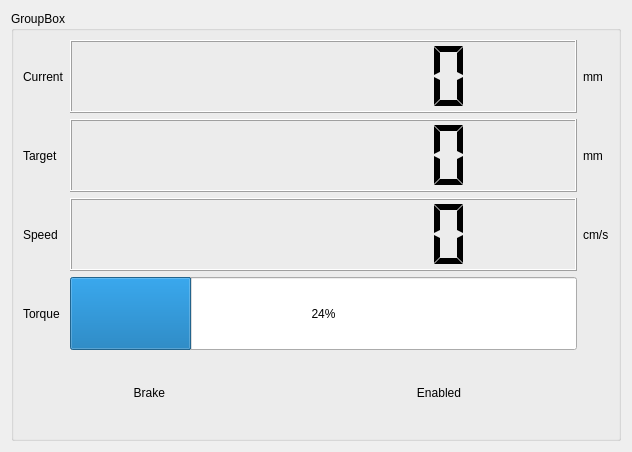
Above: GUI/forms/motorstats.ui from piotrpodlaski/rimokun before the change. Below: the same form after it.
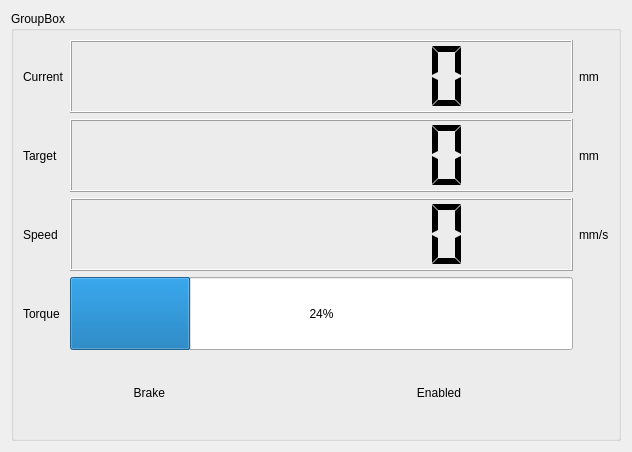
That is the form after the change. Custom widgets are drawn as their Qt base class.

What changed in the file:
```diff
--- a/GUI/forms/motorstats.ui
+++ b/GUI/forms/motorstats.ui
@@ -98,7 +98,7 @@
       <item row="2" column="2">
        <widget class="QLabel" name="label_8">
         <property name="text">
-         <string>cm/s</string>
+         <string>mm/s</string>
         </property>
        </widget>
       </item>
```
